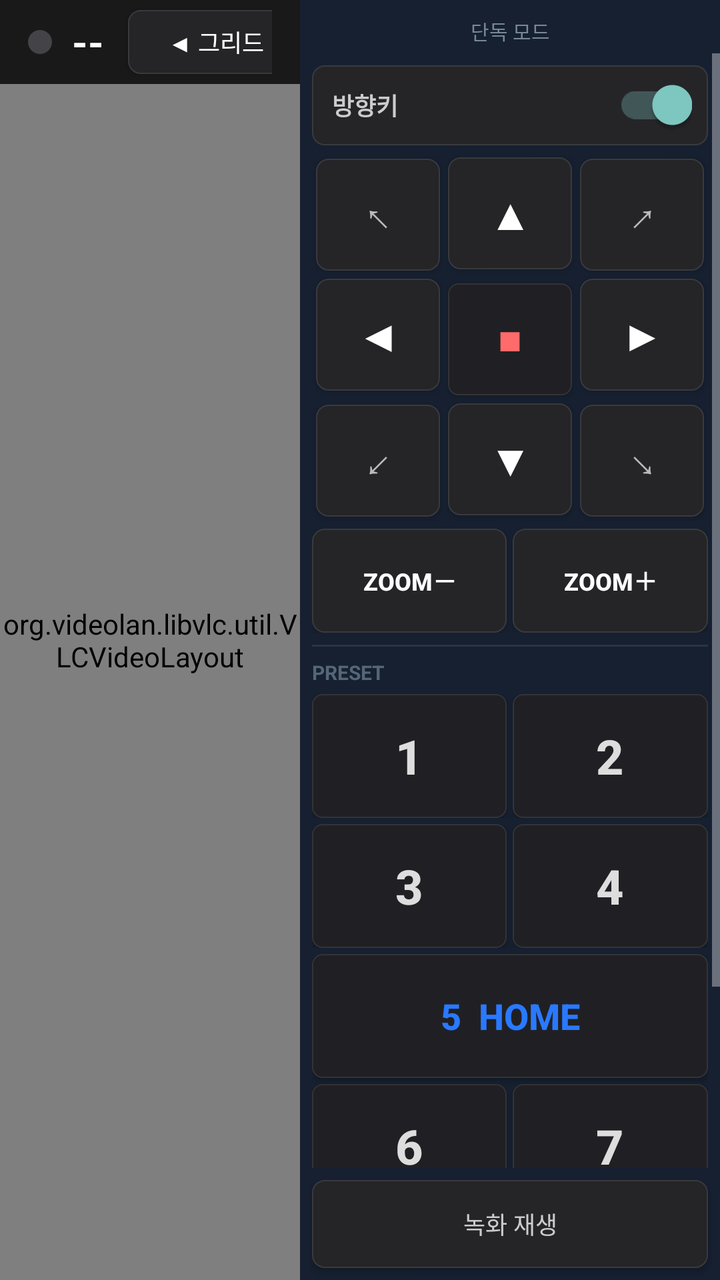
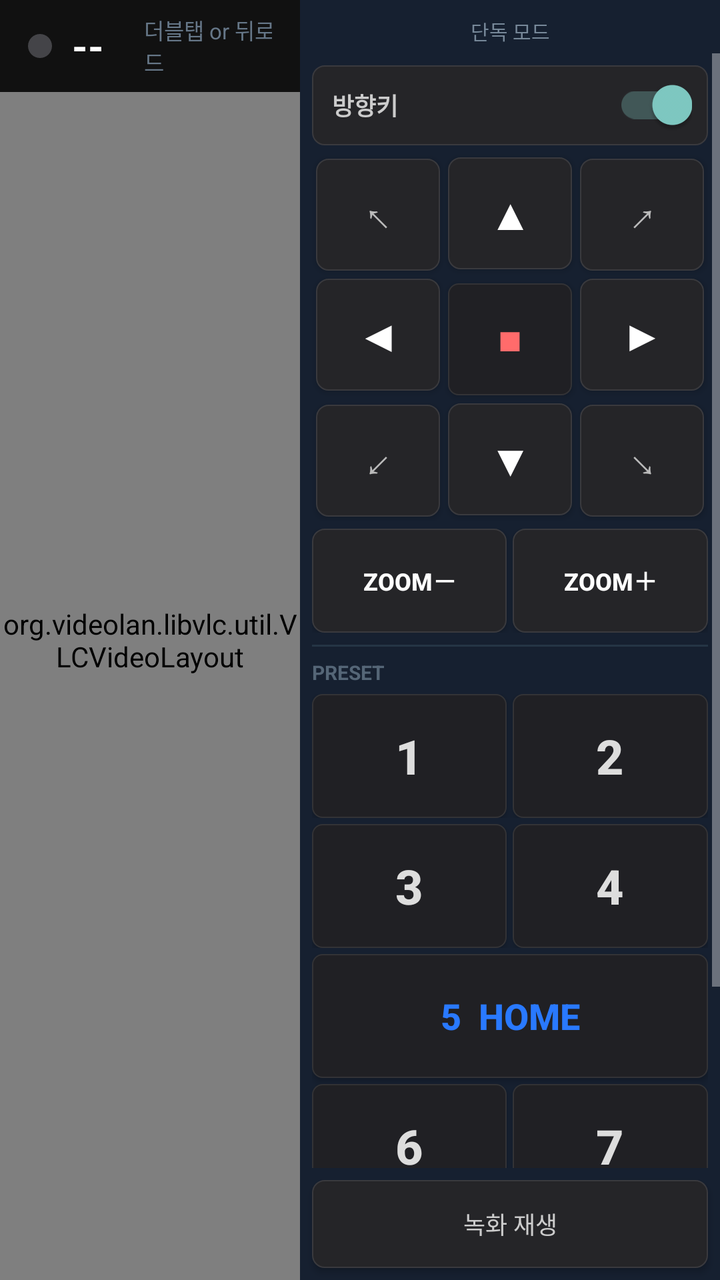

Compare the two renders of this Android layout. The source of the first and the diff that turns it into the second are given below.
<!-- AndroidManifest.xml: application theme AppTheme -->
<!-- res/layout/activity_player.xml -->
<?xml version="1.0" encoding="utf-8"?>
<LinearLayout xmlns:android="http://schemas.android.com/apk/res/android"
    android:layout_width="match_parent"
    android:layout_height="match_parent"
    android:orientation="horizontal"
    android:background="#000000">

    
    <FrameLayout
        android:layout_width="0dp"
        android:layout_height="match_parent"
        android:layout_weight="1"
        android:background="#000000">

        <org.videolan.libvlc.util.VLCVideoLayout android:id="@+id/vlcPlayer"
            android:layout_width="match_parent"
            android:layout_height="match_parent"/>

        
        <LinearLayout
            android:layout_width="match_parent" android:layout_height="42dp"
            android:orientation="horizontal" android:gravity="center_vertical"
            android:paddingStart="14dp" android:paddingEnd="14dp"
            android:background="#CC000000">
            <View android:id="@+id/dotPlayer"
                android:layout_width="12dp" android:layout_height="12dp"
                android:background="@drawable/dot_gray" android:layout_marginEnd="10dp"/>
            <TextView android:id="@+id/lblPlayer"
                android:layout_width="wrap_content" android:layout_height="wrap_content"
                android:text="--" android:textColor="#FFFFFF"
                android:textSize="20sp" android:textStyle="bold"
                android:layout_marginEnd="12dp"/>
            <TextView android:id="@+id/ipPlayer"
                android:layout_width="0dp" android:layout_height="wrap_content"
                android:layout_weight="1"
                android:textColor="#AACCFF" android:textSize="15sp"/>
            <TextView android:id="@+id/tvLive"
                android:layout_width="wrap_content" android:layout_height="wrap_content"
                android:text="● LIVE" android:textColor="#4CAF50"
                android:textSize="14sp" android:textStyle="bold"
                android:layout_marginEnd="16dp" android:visibility="gone"/>
            <Button android:id="@+id/btnGridBack"
                android:layout_width="wrap_content" android:layout_height="32dp"
                android:text="◀ 그리드" android:textSize="12sp"
                android:textColor="#FFFFFF" android:background="@drawable/bg_btn"
                android:paddingStart="12dp" android:paddingEnd="12dp"/>
        </LinearLayout>
    </FrameLayout>

    
    <LinearLayout
        android:layout_width="210dp"
        android:layout_height="match_parent"
        android:orientation="vertical"
        android:background="#162030">

        <TextView android:id="@+id/tvPtzHint"
            android:layout_width="match_parent" android:layout_height="wrap_content"
            android:text="단독 모드" android:textColor="#778899"
            android:textSize="10sp" android:gravity="center"
            android:paddingTop="8dp" android:paddingBottom="4dp"/>

        <ScrollView android:layout_width="match_parent" android:layout_height="0dp"
            android:layout_weight="1" android:fillViewport="true">
            <LinearLayout android:layout_width="match_parent" android:layout_height="wrap_content"
                android:orientation="vertical" android:padding="6dp">

                
                <LinearLayout android:layout_width="match_parent" android:layout_height="40dp"
                    android:orientation="horizontal" android:gravity="center_vertical"
                    android:paddingStart="10dp" android:paddingEnd="8dp"
                    android:background="@drawable/bg_btn" android:layout_marginBottom="4dp">
                    <TextView android:layout_width="0dp" android:layout_height="wrap_content"
                        android:layout_weight="1" android:text="방향키"
                        android:textColor="#CCCCCC" android:textSize="12sp" android:textStyle="bold"/>
                    <androidx.appcompat.widget.SwitchCompat android:id="@+id/swPtz"
                        android:layout_width="wrap_content" android:layout_height="wrap_content"
                        android:checked="true"/>
                </LinearLayout>

                
                <GridLayout android:id="@+id/ptzArea"
                    android:layout_width="match_parent" android:layout_height="wrap_content"
                    android:columnCount="3" android:layout_marginBottom="4dp">
                    <Button android:id="@+id/btnNW" android:layout_width="0dp" android:layout_height="56dp"
                        android:layout_columnWeight="1" android:layout_margin="2dp"
                        android:text="↖" android:textSize="20sp"
                        android:background="@drawable/bg_btn" android:textColor="#BBBBBB"/>
                    <Button android:id="@+id/btnN" android:layout_width="0dp" android:layout_height="56dp"
                        android:layout_columnWeight="1" android:layout_margin="2dp"
                        android:text="▲" android:textSize="22sp"
                        android:background="@drawable/bg_btn" android:textColor="#FFFFFF"/>
                    <Button android:id="@+id/btnNE" android:layout_width="0dp" android:layout_height="56dp"
                        android:layout_columnWeight="1" android:layout_margin="2dp"
                        android:text="↗" android:textSize="20sp"
                        android:background="@drawable/bg_btn" android:textColor="#BBBBBB"/>
                    <Button android:id="@+id/btnW" android:layout_width="0dp" android:layout_height="56dp"
                        android:layout_columnWeight="1" android:layout_margin="2dp"
                        android:text="◀" android:textSize="22sp"
                        android:background="@drawable/bg_btn" android:textColor="#FFFFFF"/>
                    <Button android:id="@+id/btnStop" android:layout_width="0dp" android:layout_height="56dp"
                        android:layout_columnWeight="1" android:layout_margin="2dp"
                        android:text="■" android:textSize="16sp"
                        android:background="@drawable/bg_preset" android:textColor="#FF6B6B"/>
                    <Button android:id="@+id/btnE" android:layout_width="0dp" android:layout_height="56dp"
                        android:layout_columnWeight="1" android:layout_margin="2dp"
                        android:text="▶" android:textSize="22sp"
                        android:background="@drawable/bg_btn" android:textColor="#FFFFFF"/>
                    <Button android:id="@+id/btnSW" android:layout_width="0dp" android:layout_height="56dp"
                        android:layout_columnWeight="1" android:layout_margin="2dp"
                        android:text="↙" android:textSize="20sp"
                        android:background="@drawable/bg_btn" android:textColor="#BBBBBB"/>
                    <Button android:id="@+id/btnS" android:layout_width="0dp" android:layout_height="56dp"
                        android:layout_columnWeight="1" android:layout_margin="2dp"
                        android:text="▼" android:textSize="22sp"
                        android:background="@drawable/bg_btn" android:textColor="#FFFFFF"/>
                    <Button android:id="@+id/btnSE" android:layout_width="0dp" android:layout_height="56dp"
                        android:layout_columnWeight="1" android:layout_margin="2dp"
                        android:text="↘" android:textSize="20sp"
                        android:background="@drawable/bg_btn" android:textColor="#BBBBBB"/>
                </GridLayout>

                
                <LinearLayout android:layout_width="match_parent" android:layout_height="wrap_content"
                    android:orientation="horizontal" android:layout_marginBottom="6dp">
                    <Button android:id="@+id/btnZoomOut"
                        android:layout_width="0dp" android:layout_height="52dp"
                        android:layout_weight="1" android:layout_marginEnd="3dp"
                        android:text="ZOOM－" android:textSize="12sp" android:textStyle="bold"
                        android:textColor="#FFFFFF" android:background="@drawable/bg_btn"/>
                    <Button android:id="@+id/btnZoomIn"
                        android:layout_width="0dp" android:layout_height="52dp"
                        android:layout_weight="1"
                        android:text="ZOOM＋" android:textSize="12sp" android:textStyle="bold"
                        android:textColor="#FFFFFF" android:background="@drawable/bg_btn"/>
                </LinearLayout>

                <View android:layout_width="match_parent" android:layout_height="1dp"
                    android:background="#253545" android:layout_marginBottom="6dp"/>

                <TextView android:layout_width="wrap_content" android:layout_height="wrap_content"
                    android:text="PRESET" android:textColor="#556677"
                    android:textSize="10sp" android:textStyle="bold"
                    android:layout_marginBottom="4dp"/>

                
                <LinearLayout android:layout_width="match_parent" android:layout_height="wrap_content"
                    android:orientation="horizontal" android:layout_marginBottom="3dp">
                    <Button android:id="@+id/btnP1" android:layout_width="0dp" android:layout_height="62dp"
                        android:layout_weight="1" android:layout_marginEnd="3dp"
                        android:text="1" android:textSize="24sp" android:textStyle="bold"
                        android:textColor="#DDDDDD" android:background="@drawable/bg_preset"/>
                    <Button android:id="@+id/btnP2" android:layout_width="0dp" android:layout_height="62dp"
                        android:layout_weight="1"
                        android:text="2" android:textSize="24sp" android:textStyle="bold"
                        android:textColor="#DDDDDD" android:background="@drawable/bg_preset"/>
                </LinearLayout>
                <LinearLayout android:layout_width="match_parent" android:layout_height="wrap_content"
                    android:orientation="horizontal" android:layout_marginBottom="3dp">
                    <Button android:id="@+id/btnP3" android:layout_width="0dp" android:layout_height="62dp"
                        android:layout_weight="1" android:layout_marginEnd="3dp"
                        android:text="3" android:textSize="24sp" android:textStyle="bold"
                        android:textColor="#DDDDDD" android:background="@drawable/bg_preset"/>
                    <Button android:id="@+id/btnP4" android:layout_width="0dp" android:layout_height="62dp"
                        android:layout_weight="1"
                        android:text="4" android:textSize="24sp" android:textStyle="bold"
                        android:textColor="#DDDDDD" android:background="@drawable/bg_preset"/>
                </LinearLayout>
                <Button android:id="@+id/btnP5"
                    android:layout_width="match_parent" android:layout_height="62dp"
                    android:layout_marginBottom="3dp"
                    android:text="5  HOME" android:textSize="18sp" android:textStyle="bold"
                    android:textColor="#2979FF" android:background="@drawable/bg_preset"/>
                <LinearLayout android:layout_width="match_parent" android:layout_height="wrap_content"
                    android:orientation="horizontal" android:layout_marginBottom="3dp">
                    <Button android:id="@+id/btnP6" android:layout_width="0dp" android:layout_height="62dp"
                        android:layout_weight="1" android:layout_marginEnd="3dp"
                        android:text="6" android:textSize="24sp" android:textStyle="bold"
                        android:textColor="#DDDDDD" android:background="@drawable/bg_preset"/>
                    <Button android:id="@+id/btnP7" android:layout_width="0dp" android:layout_height="62dp"
                        android:layout_weight="1"
                        android:text="7" android:textSize="24sp" android:textStyle="bold"
                        android:textColor="#DDDDDD" android:background="@drawable/bg_preset"/>
                </LinearLayout>
                <LinearLayout android:layout_width="match_parent" android:layout_height="wrap_content"
                    android:orientation="horizontal" android:layout_marginBottom="4dp">
                    <Button android:id="@+id/btnP8" android:layout_width="0dp" android:layout_height="62dp"
                        android:layout_weight="1" android:layout_marginEnd="3dp"
                        android:text="8" android:textSize="24sp" android:textStyle="bold"
                        android:textColor="#DDDDDD" android:background="@drawable/bg_preset"/>
                    <Button android:id="@+id/btnP9" android:layout_width="0dp" android:layout_height="62dp"
                        android:layout_weight="1"
                        android:text="9" android:textSize="24sp" android:textStyle="bold"
                        android:textColor="#DDDDDD" android:background="@drawable/bg_preset"/>
                </LinearLayout>

                <TextView android:layout_width="match_parent" android:layout_height="wrap_content"
                    android:text="길게 눌러 현재위치 저장"
                    android:textColor="#445566" android:textSize="9sp" android:gravity="center"/>

            </LinearLayout>
        </ScrollView>

        
        <Button android:id="@+id/btnPlayback"
            android:layout_width="match_parent" android:layout_height="44dp"
            android:layout_margin="6dp"
            android:text="녹화 재생" android:textSize="12sp"
            android:textColor="#CCCCCC" android:background="@drawable/bg_btn"/>

    </LinearLayout>
</LinearLayout>
<!-- resources referenced by this layout -->
<resources>
  <!-- drawable bg_btn (drawable) -->
  <?xml version="1.0" encoding="utf-8"?>
  <shape xmlns:android="http://schemas.android.com/apk/res/android"><solid android:color="#252528"/><corners android:radius="6dp"/><stroke android:width="0.5dp" android:color="#3A3A3E"/></shape>
  <!-- drawable bg_preset (drawable) -->
  <?xml version="1.0" encoding="utf-8"?>
  <shape xmlns:android="http://schemas.android.com/apk/res/android"><solid android:color="#202024"/><corners android:radius="5dp"/><stroke android:width="0.5dp" android:color="#333336"/></shape>
  <!-- drawable dot_gray (drawable) -->
  <?xml version="1.0" encoding="utf-8"?>
  <shape xmlns:android="http://schemas.android.com/apk/res/android" android:shape="oval"><solid android:color="#444448"/></shape>
  <style name="AppTheme" parent="Theme.AppCompat.NoActionBar">
          <item name="colorPrimary">#2979FF</item>
          <item name="android:windowBackground">#0A0A0A</item>
          <item name="android:statusBarColor">#0A0A0A</item>
      </style>
</resources>

<!-- the commit's change to res/layout/activity_player.xml (unified diff, before → after) -->
@@ -18,10 +18,10 @@
 
         
         <LinearLayout
-            android:layout_width="match_parent" android:layout_height="42dp"
+            android:layout_width="match_parent" android:layout_height="46dp"
             android:orientation="horizontal" android:gravity="center_vertical"
             android:paddingStart="14dp" android:paddingEnd="14dp"
-            android:background="#CC000000">
+            android:background="#DD000000">
             <View android:id="@+id/dotPlayer"
                 android:layout_width="12dp" android:layout_height="12dp"
                 android:background="@drawable/dot_gray" android:layout_marginEnd="10dp"/>
@@ -29,22 +29,26 @@
                 android:layout_width="wrap_content" android:layout_height="wrap_content"
                 android:text="--" android:textColor="#FFFFFF"
                 android:textSize="20sp" android:textStyle="bold"
-                android:layout_marginEnd="12dp"/>
+                android:layout_marginEnd="10dp"/>
             <TextView android:id="@+id/ipPlayer"
+                android:layout_width="wrap_content" android:layout_height="wrap_content"
+                android:textColor="#AACCFF" android:textSize="14sp"
+                android:layout_marginEnd="10dp"/>
+            <TextView android:id="@+id/tvStreamStatus"
                 android:layout_width="0dp" android:layout_height="wrap_content"
                 android:layout_weight="1"
-                android:textColor="#AACCFF" android:textSize="15sp"/>
-            <TextView android:id="@+id/tvLive"
+                android:text="연결 중..." android:textColor="#FFB300"
+                android:textSize="13sp" android:textStyle="bold"/>
+            <TextView
                 android:layout_width="wrap_content" android:layout_height="wrap_content"
-                android:text="● LIVE" android:textColor="#4CAF50"
-                android:textSize="14sp" android:textStyle="bold"
-                android:layout_marginEnd="16dp" android:visibility="gone"/>
-            <Button android:id="@+id/btnGridBack"
-                android:layout_width="wrap_content" android:layout_height="32dp"
-                android:text="◀ 그리드" android:textSize="12sp"
-                android:textColor="#FFFFFF" android:background="@drawable/bg_btn"
-                android:paddingStart="12dp" android:paddingEnd="12dp"/>
+                android:text="더블탭 or 뒤로가기 = 그리드"
+                android:textColor="#667788" android:textSize="11sp"/>
         </LinearLayout>
+        
+        <View android:id="@+id/touchOverlay"
+            android:layout_width="match_parent" android:layout_height="match_parent"
+            android:layout_marginTop="46dp"
+            android:background="@android:color/transparent"/>
     </FrameLayout>
 
     
